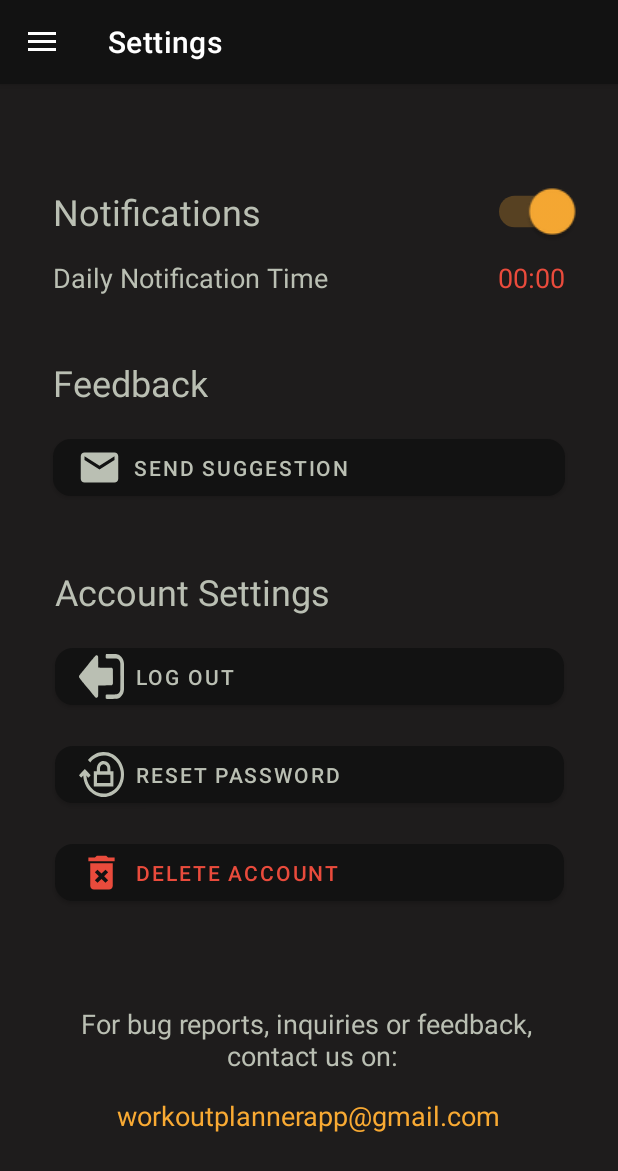
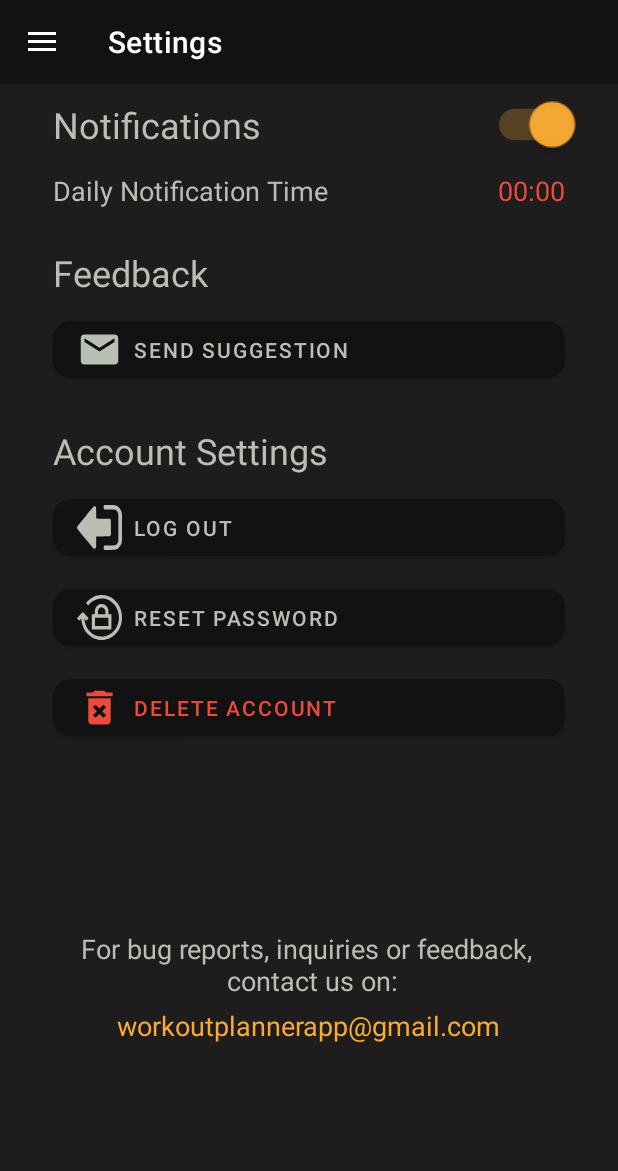
Before and after one commit to serges12/Workout-Planner, an Android app: the Settings screen opened through its navigation route, on a phone screen of 412 x 824 dp. Shown: the top 1171 px of the screen. Run offline under Robolectric (Android 15) with nearby library versions, the phone set to English and light mode, and no system bars; our stand-ins replace Firebase (no records; nobody signed in at launch, a user with empty details on screens opened directly), data binding, navigation-ui; Roboto replaces fonts that are not available here.

Commit message:
Modified settings layout

```diff
--- a/app/src/main/java/com/example/workoutplanner/Settings.kt
+++ b/app/src/main/java/com/example/workoutplanner/Settings.kt
@@ -59,7 +59,6 @@ class Settings : Fragment() {
                 (activity as MainActivity).SetTime(hour, minute,true)
             }
             val timePickerDialog = TimePickerDialog(context,timeSetListener,saveData.getHour(),saveData.getMinute(),true)
-            timePickerDialog.window?.setBackgroundDrawableResource(R.color.input_gray)
             timePickerDialog.show()
         }
 
--- a/app/src/main/res/layout/fragment_settings.xml
+++ b/app/src/main/res/layout/fragment_settings.xml
@@ -13,7 +13,6 @@
         android:layout_width="0dp"
         android:layout_height="wrap_content"
         android:padding="5dp"
-        app:layout_constraintBottom_toTopOf="@+id/constraintLayoutFeedback"
         app:layout_constraintEnd_toEndOf="parent"
         app:layout_constraintHorizontal_bias="0.5"
         app:layout_constraintStart_toStartOf="parent"
@@ -25,7 +24,7 @@
             android:layout_width="wrap_content"
             android:layout_height="wrap_content"
             android:layout_marginStart="30dp"
-            android:layout_marginTop="15dp"
+            android:layout_marginTop="5dp"
             android:text="Notifications"
             android:textColor="@color/light_gray"
             android:textSize="24sp"
@@ -59,7 +58,7 @@
             android:layout_height="wrap_content"
             android:layout_marginStart="30dp"
             android:layout_marginTop="15dp"
-            android:layout_marginBottom="15dp"
+            android:layout_marginBottom="10dp"
             android:text="Daily Notification Time"
             android:textColor="@color/light_gray"
             android:textSize="18sp"
@@ -93,7 +92,6 @@
         android:layout_width="0dp"
         android:layout_height="wrap_content"
         android:padding="5dp"
-        app:layout_constraintBottom_toTopOf="@+id/constraintLayoutAccount"
         app:layout_constraintEnd_toEndOf="parent"
         app:layout_constraintHorizontal_bias="0.5"
         app:layout_constraintStart_toStartOf="parent"
@@ -104,7 +102,7 @@
             android:layout_width="wrap_content"
             android:layout_height="wrap_content"
             android:layout_marginStart="30dp"
-            android:layout_marginTop="15dp"
+            android:layout_marginTop="5dp"
             android:text="Feedback"
             android:textColor="@color/light_gray"
             android:textSize="24sp"
@@ -115,9 +113,9 @@
             android:id="@+id/sendSuggestionButton"
             android:layout_width="0dp"
             android:layout_height="wrap_content"
-            android:layout_marginTop="15dp"
+            android:layout_marginTop="10dp"
             android:layout_marginEnd="30dp"
-            android:layout_marginBottom="15dp"
+            android:layout_marginBottom="10dp"
             android:text="Send Suggestion"
             android:textAlignment="textStart"
             app:cornerRadius="12dp"
@@ -132,10 +130,9 @@
 
     <androidx.constraintlayout.widget.ConstraintLayout
         android:id="@+id/constraintLayoutAccount"
-        android:layout_width="410dp"
-        android:layout_height="292dp"
+        android:layout_width="0dp"
+        android:layout_height="wrap_content"
         android:padding="5dp"
-        app:layout_constraintBottom_toTopOf="@+id/constraintLayoutContactUs"
         app:layout_constraintEnd_toEndOf="parent"
         app:layout_constraintHorizontal_bias="0.5"
         app:layout_constraintStart_toStartOf="parent"
@@ -146,7 +143,7 @@
             android:layout_width="wrap_content"
             android:layout_height="wrap_content"
             android:layout_marginStart="30dp"
-            android:layout_marginTop="15dp"
+            android:layout_marginTop="5dp"
             android:text="Account Settings"
             android:textColor="@color/light_gray"
             android:textSize="24sp"
@@ -157,7 +154,7 @@
             android:id="@+id/resetPasswordButton"
             android:layout_width="0dp"
             android:layout_height="wrap_content"
-            android:layout_marginTop="15dp"
+            android:layout_marginTop="10dp"
             android:text="Reset Password"
             android:textAlignment="textStart"
             app:cornerRadius="12dp"
@@ -172,7 +169,7 @@
             android:id="@+id/deleteAccountButton"
             android:layout_width="0dp"
             android:layout_height="wrap_content"
-            android:layout_marginTop="15dp"
+            android:layout_marginTop="10dp"
             android:text="Delete Account"
             android:textAlignment="textStart"
             android:textColor="@color/cherry_tomato"
@@ -188,7 +185,7 @@
             android:id="@+id/logOutButton"
             android:layout_width="0dp"
             android:layout_height="wrap_content"
-            android:layout_marginTop="15dp"
+            android:layout_marginTop="10dp"
             android:layout_marginEnd="30dp"
             android:text="Log Out"
             android:textAlignment="textStart"
@@ -217,7 +214,7 @@
             android:id="@+id/contactEmail"
             android:layout_width="wrap_content"
             android:layout_height="wrap_content"
-            android:layout_marginTop="15dp"
+            android:layout_marginTop="5dp"
             android:layout_marginBottom="15dp"
             android:clickable="true"
             android:text="workoutplannerapp@gmail.com"
@@ -232,7 +229,7 @@
             android:id="@+id/contactUs"
             android:layout_width="wrap_content"
             android:layout_height="wrap_content"
-            android:layout_marginTop="15dp"
+            android:layout_marginTop="5dp"
             android:text="For bug reports, inquiries or feedback, \n contact us on:"
             android:textAlignment="center"
             android:textColor="@color/light_gray"
```
Also changed, not shown: 1 other file.
